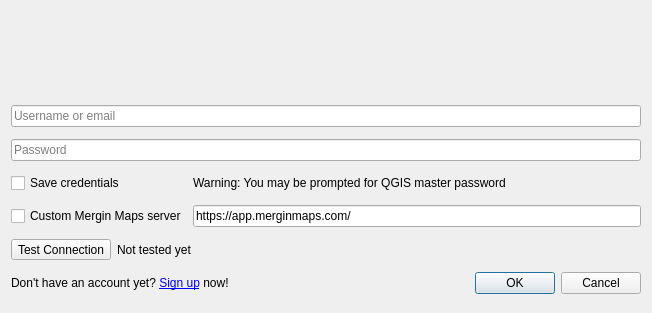
Old version of the form Mergin/ui/ui_config.ui in the repository MerginMaps/qgis-plugin.
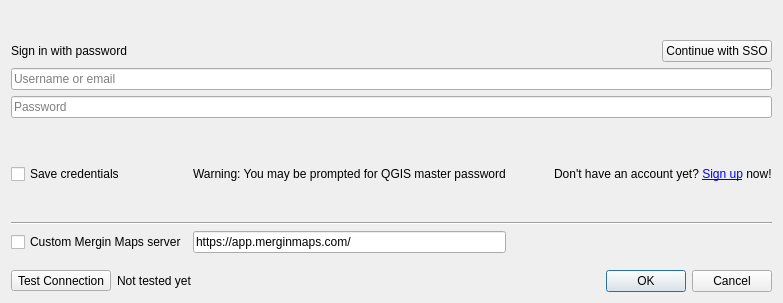
New version of the form. Custom widgets are drawn as their Qt base class.

The edit to the form file:
```diff
--- a/Mergin/ui/ui_config.ui
+++ b/Mergin/ui/ui_config.ui
@@ -6,22 +6,58 @@
    <rect>
     <x>0</x>
     <y>0</y>
-    <width>652</width>
-    <height>313</height>
+    <width>783</width>
+    <height>303</height>
    </rect>
   </property>
   <property name="windowTitle">
    <string>Mergin Maps Settings</string>
   </property>
   <layout class="QGridLayout" name="gridLayout">
-   <item row="5" column="0">
-    <widget class="QToolButton" name="test_connection_btn">
+   <item row="7" column="0" colspan="5">
+    <widget class="Line" name="line_2">
+     <property name="orientation">
+      <enum>Qt::Horizontal</enum>
+     </property>
+    </widget>
+   </item>
+   <item row="6" column="2">
+    <spacer name="verticalSpacer">
+     <property name="orientation">
+      <enum>Qt::Vertical</enum>
+     </property>
+     <property name="sizeHint" stdset="0">
+      <size>
+       <width>20</width>
+       <height>40</height>
+      </size>
+     </property>
+    </spacer>
+   </item>
+   <item row="8" column="2" colspan="2">
+    <widget class="QLineEdit" name="merginURL">
      <property name="text">
-      <string>Test Connection</string>
+      <string>https://app.merginmaps.com/</string>
+     </property>
+     <property name="placeholderText">
+      <string>URL</string>
      </property>
     </widget>
    </item>
-   <item row="6" column="0" colspan="4">
+   <item row="9" column="0">
+    <spacer name="verticalSpacer_2">
+     <property name="orientation">
+      <enum>Qt::Vertical</enum>
+     </property>
+     <property name="sizeHint" stdset="0">
+      <size>
+       <width>20</width>
+       <height>20</height>
+      </size>
+     </property>
+    </spacer>
+   </item>
+   <item row="5" column="4" alignment="Qt::AlignRight">
     <widget class="QLabel" name="label">
      <property name="text">
       <string>&lt;html&gt;&lt;head/&gt;&lt;body&gt;&lt;p&gt;&lt;span style=&quot; font-size:9pt;&quot;&gt;Don't have an account yet? &lt;/span&gt;&lt;a href=&quot;https://app.merginmaps.com/register&quot;&gt;&lt;span style=&quot; font-size:9pt; text-decoration: underline; color:#0000ff;&quot;&gt;Sign up&lt;/span&gt;&lt;/a&gt;&lt;span style=&quot; font-size:9pt;&quot;&gt; now!&lt;/span&gt;&lt;/p&gt;&lt;/body&gt;&lt;/html&gt;</string>
@@ -31,7 +67,21 @@
      </property>
     </widget>
    </item>
-   <item row="6" column="4">
+   <item row="8" column="0" colspan="2">
+    <widget class="QCheckBox" name="custom_url">
+     <property name="text">
+      <string>Custom Mergin Maps server</string>
+     </property>
+    </widget>
+   </item>
+   <item row="5" column="0" colspan="2">
+    <widget class="QCheckBox" name="save_credentials">
+     <property name="text">
+      <string>Save credentials</string>
+     </property>
+    </widget>
+   </item>
+   <item row="11" column="4">
     <widget class="QDialogButtonBox" name="buttonBox">
      <property name="orientation">
       <enum>Qt::Horizontal</enum>
@@ -41,35 +91,174 @@
      </property>
     </widget>
    </item>
-   <item row="2" column="0" colspan="5">
-    <widget class="QgsPasswordLineEdit" name="password">
-     <property name="text">
-      <string/>
+   <item row="3" column="0" colspan="5">
+    <widget class="QStackedWidget" name="stacked_widget_login">
+     <property name="minimumSize">
+      <size>
+       <width>0</width>
+       <height>0</height>
+      </size>
      </property>
-     <property name="placeholderText">
-      <string>Password</string>
+     <property name="lineWidth">
+      <number>1</number>
      </property>
+     <property name="currentIndex">
+      <number>0</number>
+     </property>
+     <widget class="QWidget" name="page_login_username">
+      <layout class="QGridLayout" name="gridLayout_2">
+       <property name="leftMargin">
+        <number>0</number>
+       </property>
+       <property name="topMargin">
+        <number>9</number>
+       </property>
+       <property name="rightMargin">
+        <number>0</number>
+       </property>
+       <property name="bottomMargin">
+        <number>9</number>
+       </property>
+       <item row="2" column="0" colspan="3">
+        <widget class="QgsPasswordLineEdit" name="password">
+         <property name="text">
+          <string/>
+         </property>
+         <property name="placeholderText">
+          <string>Password</string>
+         </property>
+        </widget>
+       </item>
+       <item row="0" column="1">
+        <spacer name="horizontalSpacer">
+         <property name="orientation">
+          <enum>Qt::Horizontal</enum>
+         </property>
+         <property name="sizeHint" stdset="0">
+          <size>
+           <width>40</width>
+           <height>20</height>
+          </size>
+         </property>
+        </spacer>
+       </item>
+       <item row="0" column="0">
+        <widget class="QLabel" name="label_2">
+         <property name="text">
+          <string>Sign in with password</string>
+         </property>
+        </widget>
+       </item>
+       <item row="1" column="0" colspan="3">
+        <widget class="QLineEdit" name="username">
+         <property name="placeholderText">
+          <string>Username or email</string>
+         </property>
+        </widget>
+       </item>
+       <item row="0" column="2">
+        <widget class="QPushButton" name="button_sign_sso">
+         <property name="text">
+          <string>Continue with SSO</string>
+         </property>
+        </widget>
+       </item>
+       <item row="3" column="0">
+        <spacer name="verticalSpacer_4">
+         <property name="orientation">
+          <enum>Qt::Vertical</enum>
+         </property>
+         <property name="sizeHint" stdset="0">
+          <size>
+           <width>20</width>
+           <height>40</height>
+          </size>
+         </property>
+        </spacer>
+       </item>
+      </layout>
+     </widget>
+     <widget class="QWidget" name="page_login_sso">
+      <layout class="QGridLayout" name="gridLayout_3">
+       <property name="leftMargin">
+        <number>0</number>
+       </property>
+       <property name="rightMargin">
+        <number>0</number>
+       </property>
+       <item row="0" column="0">
+        <widget class="QLabel" name="label_3">
+         <property name="text">
+          <string>SSO Sign in</string>
+         </property>
+        </widget>
+       </item>
+       <item row="1" column="0" colspan="3">
+        <widget class="QLineEdit" name="sso_email">
+         <property name="placeholderText">
+          <string>Email for login</string>
+         </property>
+        </widget>
+       </item>
+       <item row="3" column="0">
+        <spacer name="verticalSpacer_3">
+         <property name="orientation">
+          <enum>Qt::Vertical</enum>
+         </property>
+         <property name="sizeHint" stdset="0">
+          <size>
+           <width>20</width>
+           <height>10</height>
+          </size>
+         </property>
+        </spacer>
+       </item>
+       <item row="0" column="2">
+        <widget class="QPushButton" name="button_sign_password">
+         <property name="text">
+          <string>Sign in with password</string>
+         </property>
+        </widget>
+       </item>
+       <item row="0" column="1">
+        <spacer name="horizontalSpacer_2">
+         <property name="orientation">
+          <enum>Qt::Horizontal</enum>
+         </property>
+         <property name="sizeHint" stdset="0">
+          <size>
+           <width>40</width>
+           <height>20</height>
+          </size>
+         </property>
+        </spacer>
+       </item>
+       <item row="2" column="0">
+        <widget class="QLabel" name="label_4">
+         <property name="text">
+          <string>&lt;html&gt;&lt;head/&gt;&lt;body&gt;&lt;p&gt;By continuing with SSO, you agree to Mergin Maps &lt;a href=&quot;https://merginmaps.com/privacy-policy&quot;&gt;&lt;span style=&quot; text-decoration: underline; color:#0000ff;&quot;&gt;Privacy Policy&lt;/span&gt;&lt;/a&gt; and &lt;a href=&quot;https://merginmaps.com/licenses/terms-of-service&quot;&gt;&lt;span style=&quot; text-decoration: underline; color:#0000ff;&quot;&gt;Terms of Service&lt;/span&gt;&lt;/a&gt;.&lt;/p&gt;&lt;/body&gt;&lt;/html&gt;</string>
+         </property>
+        </widget>
+       </item>
+      </layout>
+     </widget>
     </widget>
    </item>
-   <item row="3" column="2" colspan="3">
+   <item row="5" column="2" colspan="2">
     <widget class="QLabel" name="master_password_status">
      <property name="text">
       <string>Warning: You may be prompted for QGIS master password</string>
      </property>
     </widget>
    </item>
-   <item row="4" column="2" colspan="3">
-    <widget class="QLineEdit" name="merginURL">
-     <property name="text">
-      <string>https://app.merginmaps.com/</string>
-     </property>
-     <property name="placeholderText">
-      <string>URL</string>
-     </property>
-    </widget>
-   </item>
    <item row="0" column="2">
     <widget class="QLabel" name="label_logo">
+     <property name="minimumSize">
+      <size>
+       <width>256</width>
+       <height>0</height>
+      </size>
+     </property>
      <property name="maximumSize">
       <size>
        <width>256</width>
@@ -87,32 +276,42 @@
      </property>
     </widget>
    </item>
-   <item row="3" column="0" colspan="2">
-    <widget class="QCheckBox" name="save_credentials">
-     <property name="text">
-      <string>Save credentials</string>
+   <item row="11" column="0" colspan="4">
+    <widget class="QFrame" name="frame">
+     <property name="frameShape">
+      <enum>QFrame::NoFrame</enum>
      </property>
-    </widget>
-   </item>
-   <item row="4" column="0" colspan="2">
-    <widget class="QCheckBox" name="custom_url">
-     <property name="text">
-      <string>Custom Mergin Maps server</string>
+     <property name="frameShadow">
+      <enum>QFrame::Raised</enum>
      </property>
-    </widget>
-   </item>
-   <item row="1" column="0" colspan="5">
-    <widget class="QLineEdit" name="username">
-     <property name="placeholderText">
-      <string>Username or email</string>
-     </property>
-    </widget>
-   </item>
-   <item row="5" column="1" colspan="4">
-    <widget class="QLabel" name="test_status">
-     <property name="text">
-      <string>Not tested yet</string>
-     </property>
+     <layout class="QHBoxLayout" name="horizontalLayout_3">
+      <property name="leftMargin">
+       <number>0</number>
+      </property>
+      <property name="topMargin">
+       <number>0</number>
+      </property>
+      <property name="rightMargin">
+       <number>0</number>
+      </property>
+      <property name="bottomMargin">
+       <number>0</number>
+      </property>
+      <item>
+       <widget class="QToolButton" name="test_connection_btn">
+        <property name="text">
+         <string>Test Connection</string>
+        </property>
+       </widget>
+      </item>
+      <item>
+       <widget class="QLabel" name="test_status">
+        <property name="text">
+         <string>Not tested yet</string>
+        </property>
+       </widget>
+      </item>
+     </layout>
     </widget>
    </item>
   </layout>
```
Left out of the diff: 3 changed lines with no effect on the pictures.
